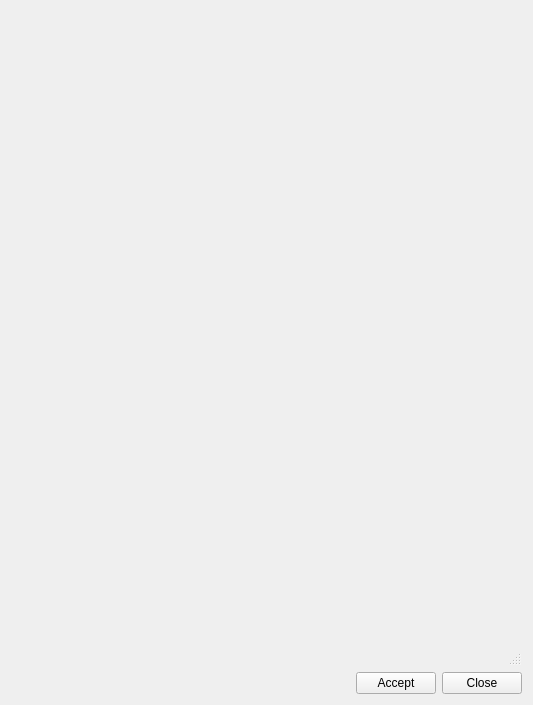
Old version of the form ui/api_basic_info.ui in the repository Giswater/giswater_qgis_plugin.
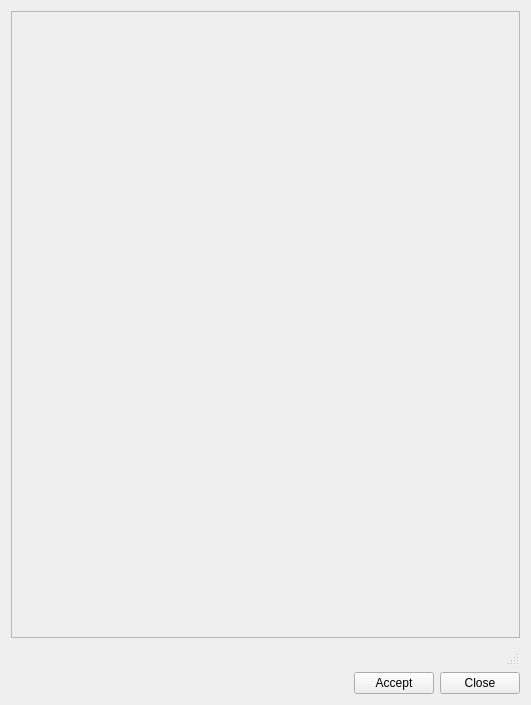
New version of the form.

What changed in the file:
```diff
--- a/ui/api_basic_info.ui
+++ b/ui/api_basic_info.ui
@@ -6,7 +6,7 @@
    <rect>
     <x>0</x>
     <y>0</y>
-    <width>533</width>
+    <width>531</width>
     <height>705</height>
    </rect>
   </property>
@@ -15,6 +15,21 @@
   </property>
   <layout class="QVBoxLayout" name="verticalLayout_3">
    <item>
+    <widget class="QScrollArea" name="scrollArea">
+     <property name="widgetResizable">
+      <bool>true</bool>
+     </property>
+     <widget class="QWidget" name="scrollAreaWidgetContents_2">
+      <property name="geometry">
+       <rect>
+        <x>0</x>
+        <y>0</y>
+        <width>511</width>
+        <height>628</height>
+       </rect>
+      </property>
+      <layout class="QVBoxLayout" name="verticalLayout">
+       <item>
     <layout class="QGridLayout" name="gridLayout">
      <item row="1" column="0">
       <widget class="QPushButton" name="hydrometer_link">
@@ -28,18 +43,9 @@
      </item>
     </layout>
    </item>
-   <item>
-    <spacer name="verticalSpacer">
-     <property name="orientation">
-      <enum>Qt::Vertical</enum>
-     </property>
-     <property name="sizeHint" stdset="0">
-      <size>
-       <width>20</width>
-       <height>40</height>
-      </size>
-     </property>
-    </spacer>
+      </layout>
+     </widget>
+    </widget>
    </item>
    <item>
     <widget class="QStatusBar" name="statusbar"/>
```
Lines whose indentation alone changed are shown as unchanged.
